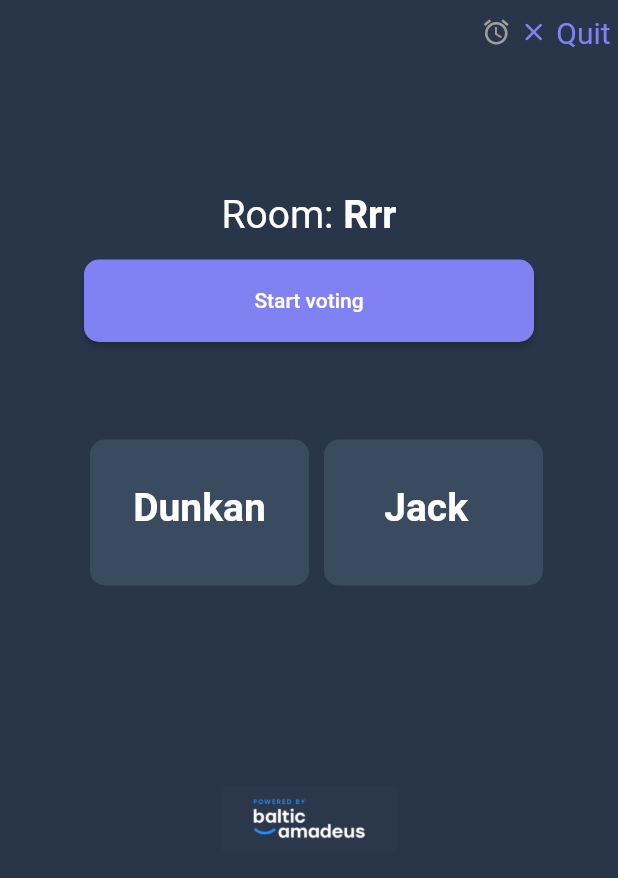
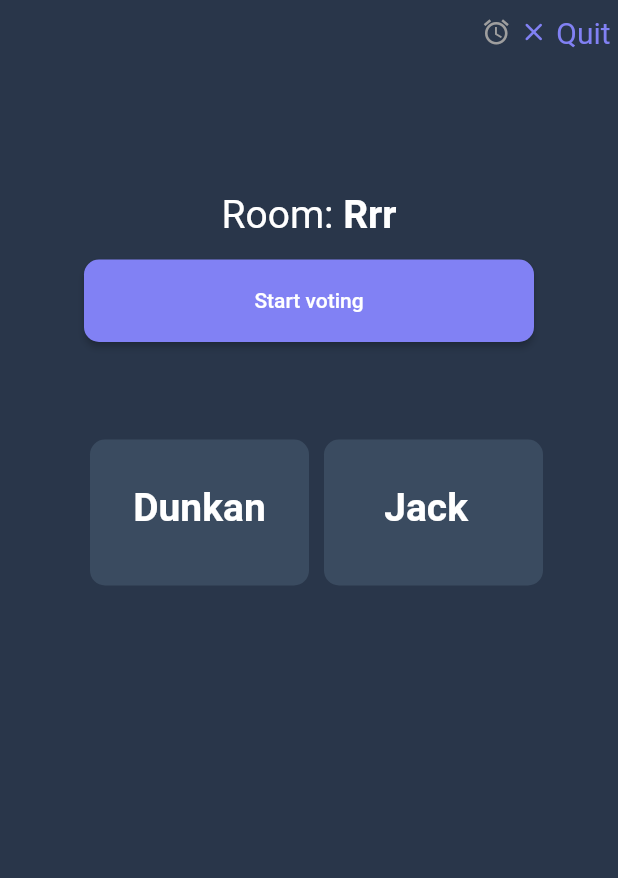
Before and after one commit to yaryna-benko/scrum_pocker, a Flutter app: the screen it shows after launch, on a phone screen of 412 x 824 dp. Shown: the top 878 px of the screen. Run offline on Flutter 3.47's test engine with Material 2 defaults, Android fonts, the phone set to English and light mode, and no system bars; our stand-ins replace stop_watch_timer.

Commit message:
removed logo

```diff
--- a/scrum_pocker/lib/screens/room/components/body.dart
+++ b/scrum_pocker/lib/screens/room/components/body.dart
@@ -87,11 +87,11 @@ class _BodyState extends State<Body> {
               }
             ),
             SizedBox(height: 15),
-            Container(
-              padding: EdgeInsets.all(10),
-              width: MediaQuery.of(context).size.width / 3,
-              child:  Image.asset('assets/icons/logo.png'),
-            )
+            // Container(
+            //   padding: EdgeInsets.all(10),
+            //   width: MediaQuery.of(context).size.width / 3,
+            //   child:  Image.asset('assets/icons/logo.png'),
+            // )
           ],
         ),
       ),
```
